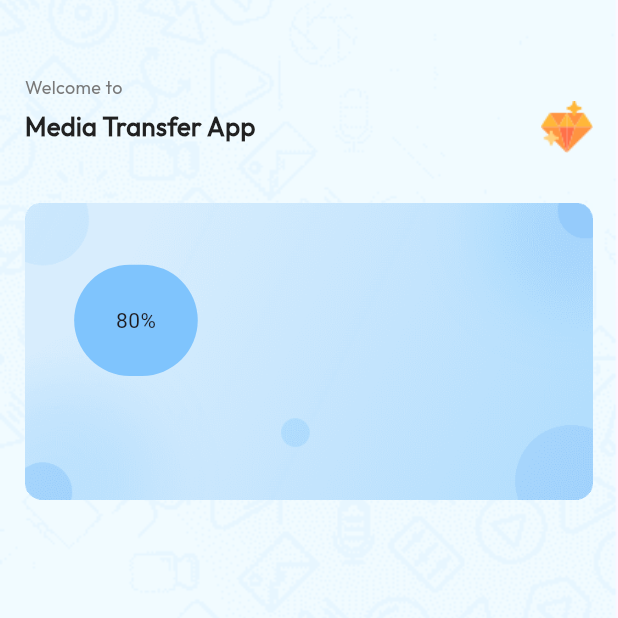
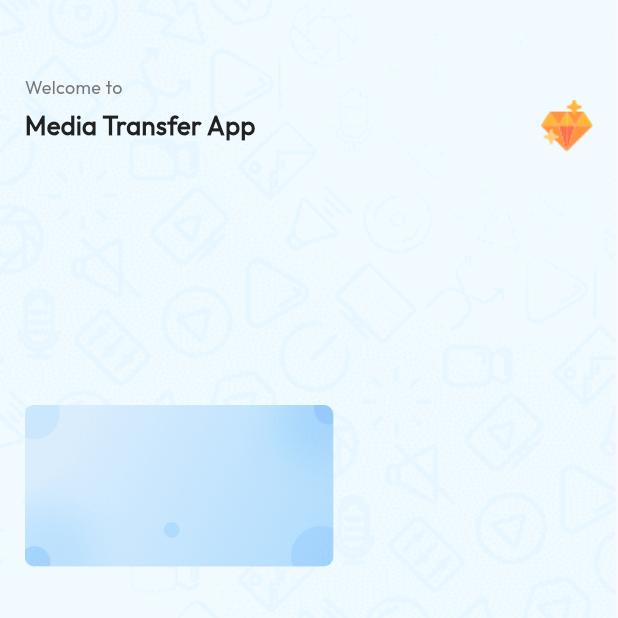
Before and after one commit to AqibKhan61/2nd-Page, a Flutter app: the screen it shows after launch, on a phone screen of 412 x 824 dp, the top half of it. Run offline on Flutter 3.47's test engine with Material 2 defaults, Android fonts, the phone set to English and light mode, and no system bars.

Commit message:
Started page

```diff
--- a/lib/screens/home.dart
+++ b/lib/screens/home.dart
@@ -36,9 +36,6 @@ class HomeScreen extends StatelessWidget {
                     fontStyle: FontStyle.normal,
                     fontSize: 12.0),
               ),
-              SizedBox(
-                height: _ksize.height * 0.001,
-              ),
               Row(
                 children: [
                   const Text(
@@ -54,7 +51,7 @@ class HomeScreen extends StatelessWidget {
                   Image.asset('assets/images/group_1328.png'),
                 ],
               ),
-              SizedBox(height: _ksize.height*0.01,),
+              SizedBox(height: _ksize.height*0.02,),
               const FirstBox(),
             ],
           ),
--- a/lib/widgets/firstbox.dart
+++ b/lib/widgets/firstbox.dart
@@ -7,22 +7,23 @@ class FirstBox extends StatelessWidget {
   Widget build(BuildContext context) {
     var _ksize = MediaQuery.of(context).size;
     return Container(
-      height: _ksize.height * 0.300
-      ,
-      width: _ksize.width,
+      width: _ksize.width*0.500,
+      height: _ksize.height*0.500,
       decoration: const BoxDecoration(
         image: DecorationImage(
           image: AssetImage('assets/images/mask_group_17.png'),
         ),
       ),
-      child: Padding(
-        padding: EdgeInsets.only(left: _ksize.width*0.08,right: _ksize.width*0.08),
-        child: Row(
+      child: const Row(
+        children: [
+          //ProgressBar(),
+         //SizedBox(width: _ksize.width*0.01),
+         Column(
           children: [
-            ProgressBar(),
-           //SizedBox(width: _ksize.width*,)
+            //Text('Total internal Storage is 128Gb'),
           ],
-        ),
+         )
+        ],
       ),
     );
   }
--- a/lib/widgets/progressbar.dart
+++ b/lib/widgets/progressbar.dart
@@ -8,17 +8,14 @@ class ProgressBar extends StatelessWidget{
   @override
   Widget build(BuildContext context) {
     var _ksize = MediaQuery.of(context).size;
-    return Padding(
-      padding: EdgeInsets.only(top:_ksize.height*0.01,bottom: _ksize.height*0.06 ),
-      child: Container(
-        height: _ksize.height*0.09,
-        width: _ksize.width*0.20,
-        decoration: BoxDecoration(
-          borderRadius: BorderRadius.circular(100),
-          color: Color.fromARGB(255, 127, 196, 253)
-        ),
-        child: Center(child: const Text('80%')),
+    return Container(
+      height: _ksize.height*0.09,
+      width: _ksize.width*0.20,
+      decoration: BoxDecoration(
+        borderRadius: BorderRadius.circular(100),
+        color: const Color.fromARGB(255, 127, 196, 253)
       ),
+      child: const Center(child: Text('80%')),
     );
   }
 }
```
Also changed, not shown: assets/images/mask_group_17.png.
